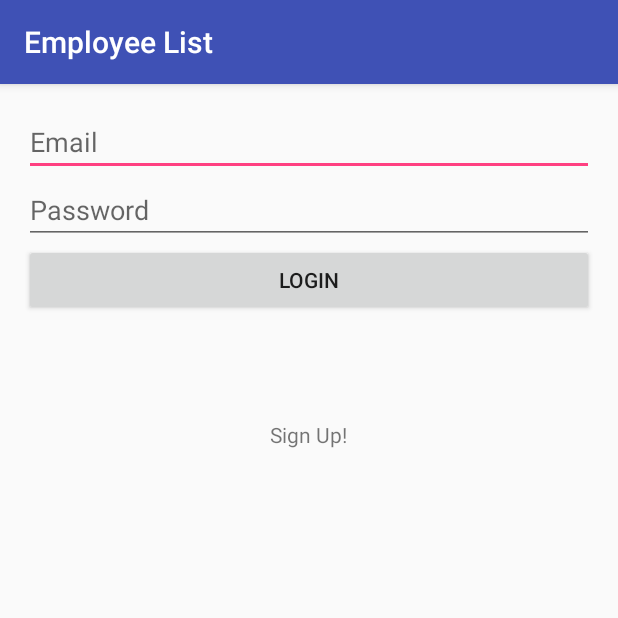
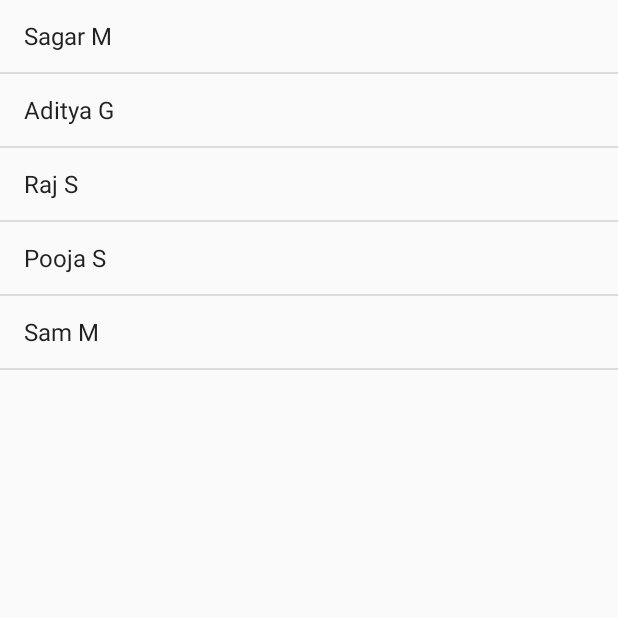
Before and after one commit to sam1827/EmployeeList, an Android app: the screen it shows after launch (LogInActivity before the commit, MainActivity after it), on a phone screen of 412 x 824 dp, the top half of it. Run offline under Robolectric (Android 15) with nearby library versions, the phone set to English and light mode, and no system bars.

```diff
--- a/app/src/main/AndroidManifest.xml
+++ b/app/src/main/AndroidManifest.xml
@@ -18,10 +18,6 @@
                 <category android:name="android.intent.category.LAUNCHER"/>
             </intent-filter>
         </activity>
-        <activity android:name="com.webdroid.emp.LogInActivity">
-        </activity>
-        <activity android:name="com.webdroid.emp.SignUpActivity">
-        </activity>
     </application>
 
 </manifest>
--- a/app/src/main/java/com/webdroid/emp/LogInActivity.java
+++ /dev/null
@@ -1,87 +0,0 @@
-package com.webdroid.emp;
-
-import android.content.Intent;
-import android.os.Bundle;
-import android.support.annotation.NonNull;
-import android.support.v7.app.AlertDialog;
-import android.support.v7.app.AppCompatActivity;
-import android.view.View;
-import android.widget.Button;
-import android.widget.EditText;
-import android.widget.TextView;
-
-import com.google.android.gms.tasks.OnCompleteListener;
-import com.google.android.gms.tasks.Task;
-import com.google.firebase.auth.AuthResult;
-import com.google.firebase.auth.FirebaseAuth;
-
-public class LogInActivity extends AppCompatActivity {
-
-    protected EditText emailEditText;
-    protected EditText passwordEditText;
-    protected Button logInButton;
-    protected TextView signUpTextView;
-    private FirebaseAuth mFirebaseAuth;
-
-    @Override
-    protected void onCreate(Bundle savedInstanceState) {
-        super.onCreate(savedInstanceState);
-        setContentView(R.layout.activity_log_in);
-
-        // Initialize FirebaseAuth
-        mFirebaseAuth = FirebaseAuth.getInstance();
-
-        signUpTextView = (TextView) findViewById(R.id.signUpText);
-        emailEditText = (EditText) findViewById(R.id.emailField);
-        passwordEditText = (EditText) findViewById(R.id.passwordField);
-        logInButton = (Button) findViewById(R.id.loginButton);
-
-        signUpTextView.setOnClickListener(new View.OnClickListener() {
-            @Override
-            public void onClick(View v) {
-                Intent intent = new Intent(LogInActivity.this, SignUpActivity.class);
-                startActivity(intent);
-            }
-        });
-
-        logInButton.setOnClickListener(new View.OnClickListener() {
-            @Override
-            public void onClick(View v) {
-                String email = emailEditText.getText().toString();
-                String password = passwordEditText.getText().toString();
-
-                email = email.trim();
-                password = password.trim();
-
-                if (email.isEmpty() || password.isEmpty()) {
-                    AlertDialog.Builder builder = new AlertDialog.Builder(LogInActivity.this);
-                    builder.setMessage(R.string.login_error_message)
-                            .setTitle(R.string.login_error_title)
-                            .setPositiveButton(android.R.string.ok, null);
-                    AlertDialog dialog = builder.create();
-                    dialog.show();
-                } else {
-                    mFirebaseAuth.signInWithEmailAndPassword(email, password)
-                            .addOnCompleteListener(LogInActivity.this, new OnCompleteListener<AuthResult>() {
-                                @Override
-                                public void onComplete(@NonNull Task<AuthResult> task) {
-                                    if (task.isSuccessful()) {
-                                        Intent intent = new Intent(LogInActivity.this, MainActivity.class);
-                                        intent.addFlags(Intent.FLAG_ACTIVITY_NEW_TASK);
-                                        intent.addFlags(Intent.FLAG_ACTIVITY_CLEAR_TASK);
-                                        startActivity(intent);
-                                    } else {
-                                        AlertDialog.Builder builder = new AlertDialog.Builder(LogInActivity.this);
-                                        builder.setMessage(task.getException().getMessage())
-                                                .setTitle(R.string.login_error_title)
-                                                .setPositiveButton(android.R.string.ok, null);
-                                        AlertDialog dialog = builder.create();
-                                        dialog.show();
-                                    }
-                                }
-                            });
-                }
-            }
-        });
-    }
-}
--- a/app/src/main/java/com/webdroid/emp/MainActivity.java
+++ b/app/src/main/java/com/webdroid/emp/MainActivity.java
@@ -1,148 +1,38 @@
 package com.webdroid.emp;
 
-import android.content.Intent;
+import android.support.v7.app.AppCompatActivity;
 import android.os.Bundle;
-import android.support.v7.app.AppCompatActivity;
-import android.support.v7.widget.Toolbar;
-import android.view.Menu;
-import android.view.MenuItem;
 import android.view.View;
 import android.widget.AdapterView;
 import android.widget.ArrayAdapter;
-import android.widget.Button;
-import android.widget.EditText;
 import android.widget.ListView;
-
-import com.google.firebase.auth.FirebaseAuth;
-import com.google.firebase.auth.FirebaseUser;
-import com.google.firebase.database.ChildEventListener;
-import com.google.firebase.database.DataSnapshot;
-import com.google.firebase.database.DatabaseError;
-import com.google.firebase.database.DatabaseReference;
-import com.google.firebase.database.FirebaseDatabase;
-import com.google.firebase.database.ValueEventListener;
+import android.widget.TextView;
+import android.widget.Toast;
 
 public class MainActivity extends AppCompatActivity {
-
-    private FirebaseAuth mFirebaseAuth;
-    private FirebaseUser mFirebaseUser;
-    private DatabaseReference mDatabase;
-    private String mUserId;
-
+    ListView listView;
+    TextView textView;
+    String[] listItem;
     @Override
     protected void onCreate(Bundle savedInstanceState) {
         super.onCreate(savedInstanceState);
         setContentView(R.layout.activity_main);
-        Toolbar toolbar = (Toolbar) findViewById(R.id.toolbar);
-        setSupportActionBar(toolbar);
 
-        // Initialize Firebase Auth and Database Reference
-        mFirebaseAuth = FirebaseAuth.getInstance();
-        mFirebaseUser = mFirebaseAuth.getCurrentUser();
-        mDatabase = FirebaseDatabase.getInstance().getReference();
+        listView=(ListView)findViewById(R.id.listView);
+        textView=(TextView)findViewById(R.id.textView);
+        listItem = getResources().getStringArray(R.array.array_emp);
+        final ArrayAdapter<String> adapter = new ArrayAdapter<String>(this,
+                android.R.layout.simple_list_item_1, android.R.id.text1, listItem);
+        listView.setAdapter(adapter);
 
-        if (mFirebaseUser == null) {
-            // Not logged in, launch the Log In activity
-            loadLogInView();
-        } else {
-            mUserId = mFirebaseUser.getUid();
+        listView.setOnItemClickListener(new AdapterView.OnItemClickListener() {
+            @Override
+            public void onItemClick(AdapterView<?> adapterView, View view, int position, long l) {
+                // TODO Auto-generated method stub
+                String value=adapter.getItem(position);
+                Toast.makeText(getApplicationContext(),value,Toast.LENGTH_SHORT).show();
 
-            // Set up ListView
-            final ListView listView = (ListView) findViewById(R.id.listView);
-            final ArrayAdapter<String> adapter = new ArrayAdapter<>(this, android.R.layout.simple_list_item_1, android.R.id.text1);
-            listView.setAdapter(adapter);
-
-            // Add items via the Button and EditText at the bottom of the view.
-            final EditText text = (EditText) findViewById(R.id.todoText);
-            final Button button = (Button) findViewById(R.id.addButton);
-            button.setOnClickListener(new View.OnClickListener() {
-                public void onClick(View v) {
-                    Item item = new Item(text.getText().toString());
-                    mDatabase.child("users").child(mUserId).child("items").push().setValue(item);
-                    text.setText("");
-                }
-            });
-
-            // Use Firebase to populate the list.
-            mDatabase.child("users").child(mUserId).child("items").addChildEventListener(new ChildEventListener() {
-                @Override
-                public void onChildAdded(DataSnapshot dataSnapshot, String s) {
-                    adapter.add((String) dataSnapshot.child("title").getValue());
-                }
-
-                @Override
-                public void onChildChanged(DataSnapshot dataSnapshot, String s) {
-
-                }
-
-                @Override
-                public void onChildRemoved(DataSnapshot dataSnapshot) {
-                  //  adapter.remove((String) dataSnapshot.child("title").getValue());
-                }
-
-                @Override
-                public void onChildMoved(DataSnapshot dataSnapshot, String s) {
-
-                }
-
-                @Override
-                public void onCancelled(DatabaseError databaseError) {
-
-                }
-            });
-
-            // Delete items when clicked
-            listView.setOnItemClickListener(new AdapterView.OnItemClickListener() {
-                public void onItemClick(AdapterView<?> parent, View view, int position, long id) {
-                    mDatabase.child("users").child(mUserId).child("items")
-                            .orderByChild("title")
-                            .equalTo((String) listView.getItemAtPosition(position))
-                            .addListenerForSingleValueEvent(new ValueEventListener() {
-                                @Override
-                                public void onDataChange(DataSnapshot dataSnapshot) {
-                                    if (dataSnapshot.hasChildren()) {
-                                      //  DataSnapshot firstChild = dataSnapshot.getChildren().iterator().next();
-                                      //  firstChild.getRef().removeValue();
-                                    }
-                                }
-
-                                @Override
-                                public void onCancelled(DatabaseError databaseError) {
-
-                                }
-                            });
-                }
-            });
-        }
-    }
-
-    private void loadLogInView() {
-        Intent intent = new Intent(this, LogInActivity.class);
-        intent.addFlags(Intent.FLAG_ACTIVITY_NEW_TASK);
-        intent.addFlags(Intent.FLAG_ACTIVITY_CLEAR_TASK);
-        startActivity(intent);
-    }
-
-    @Override
-    public boolean onCreateOptionsMenu(Menu menu) {
-        // Inflate the menu; this adds items to the action bar if it is present.
-        getMenuInflater().inflate(R.menu.menu_main, menu);
-        return true;
-    }
-
-    @Override
-    public boolean onOptionsItemSelected(MenuItem item) {
-        // Handle action bar item clicks here. The action bar will
-        // automatically handle clicks on the Home/Up button, so long
-        // as you specify a parent activity in AndroidManifest.xml.
-        int id = item.getItemId();
-
-        //noinspection SimplifiableIfStatement
-        if (id == R.id.action_logout) {
-            mFirebaseAuth.signOut();
-            loadLogInView();
-        }
-
-        return super.onOptionsItemSelected(item);
+            }
+        });
     }
 }
--- a/app/src/main/res/layout/activity_log_in.xml
+++ /dev/null
@@ -1,52 +0,0 @@
-<?xml version="1.0" encoding="utf-8"?>
-<RelativeLayout xmlns:android="http://schemas.android.com/apk/res/android"
-                xmlns:tools="http://schemas.android.com/tools"
-                android:layout_width="match_parent"
-                android:layout_height="match_parent"
-                android:paddingBottom="@dimen/activity_vertical_margin"
-                android:paddingLeft="@dimen/activity_horizontal_margin"
-                android:paddingRight="@dimen/activity_horizontal_margin"
-                android:paddingTop="@dimen/activity_vertical_margin"
-                tools:context=".LogInActivity" >
-
-    <EditText
-        android:id="@+id/emailField"
-        android:layout_width="match_parent"
-        android:layout_height="wrap_content"
-        android:layout_alignParentLeft="true"
-        android:layout_alignParentTop="true"
-        android:ems="10"
-        android:inputType="textEmailAddress"
-        android:hint="@string/email_hint" >
-
-        <requestFocus />
-    </EditText>
-
-    <EditText
-        android:id="@+id/passwordField"
-        android:layout_width="match_parent"
-        android:layout_height="wrap_content"
-        android:layout_alignLeft="@+id/emailField"
-        android:layout_below="@+id/emailField"
-        android:ems="10"
-        android:hint="@string/password_hint"
-        android:inputType="textPassword" />
-
-    <Button
-        android:id="@+id/loginButton"
-        android:layout_width="match_parent"
-        android:layout_height="wrap_content"
-        android:layout_alignLeft="@+id/passwordField"
-        android:layout_below="@+id/passwordField"
-        android:text="@string/login_button_label" />
-
-    <TextView
-        android:id="@+id/signUpText"
-        android:layout_width="wrap_content"
-        android:layout_height="wrap_content"
-        android:layout_below="@+id/loginButton"
-        android:layout_centerHorizontal="true"
-        android:layout_marginTop="69dp"
-        android:text="@string/sign_up_text" />
-
-</RelativeLayout>
--- a/app/src/main/res/menu/menu_main.xml
+++ /dev/null
@@ -1,10 +0,0 @@
-<menu xmlns:android="http://schemas.android.com/apk/res/android"
-      xmlns:app="http://schemas.android.com/apk/res-auto"
-      xmlns:tools="http://schemas.android.com/tools"
-      tools:context="com.webdroid.emp.MainActivity">
-    <item
-        android:id="@+id/action_logout"
-        android:orderInCategory="100"
-        android:title="@string/action_logout"
-        app:showAsAction="never"/>
-</menu>
--- a/app/src/main/res/values/strings.xml
+++ b/app/src/main/res/values/strings.xml
@@ -1,18 +1,10 @@
 <resources>
     <string name="app_name">Employee List</string>
-    <string name="action_settings">Settings</string>
-
-    <string name="password_hint">Password</string>
-    <string name="email_hint">Email</string>
-    <string name="sign_up_button_label">Sign Up</string>
-    <string name="signup_error_message">Please make sure you enter an email address and password!</string>
-    <string name="signup_error_title">Error!</string>
-    <string name="signup_success">Account successfully created! You can now Login.</string>
-    <string name="login_error_message">Please make sure you enter an email address and password!</string>
-    <string name="login_error_title">Error!</string>
-    <string name="login_button_label">Login</string>
-    <string name="sign_up_text">Sign Up!</string>
-    <string name="title_activity_login">Sign in</string>
-    <string name="add_item">Add New Item</string>
-    <string name="action_logout">Logout</string>
-</resources>
+        <string-array name="array_emp">
+            <item>Sagar M</item>
+            <item>Aditya G</item>
+            <item>Raj S</item>
+            <item>Pooja S</item>
+            <item>Sam M</item>
+        </string-array>
+    </resources>
```
Also changed, not shown: app/src/main/java/com/webdroid/emp/Item.java (deleted, +0 -23 lines), app/src/main/java/com/webdroid/emp/SignUpActivity.java (deleted, +0 -77 lines), app/src/main/res/layout/activity_main.xml (+6 -19 lines), app/src/main/res/layout/activity_sign_up.xml (deleted, +0 -43 lines), app/src/main/res/layout/content_main.xml (deleted, +0 -40 lines), app/src/main/res/layout/mylist.xml (added, +14 -0 lines).
